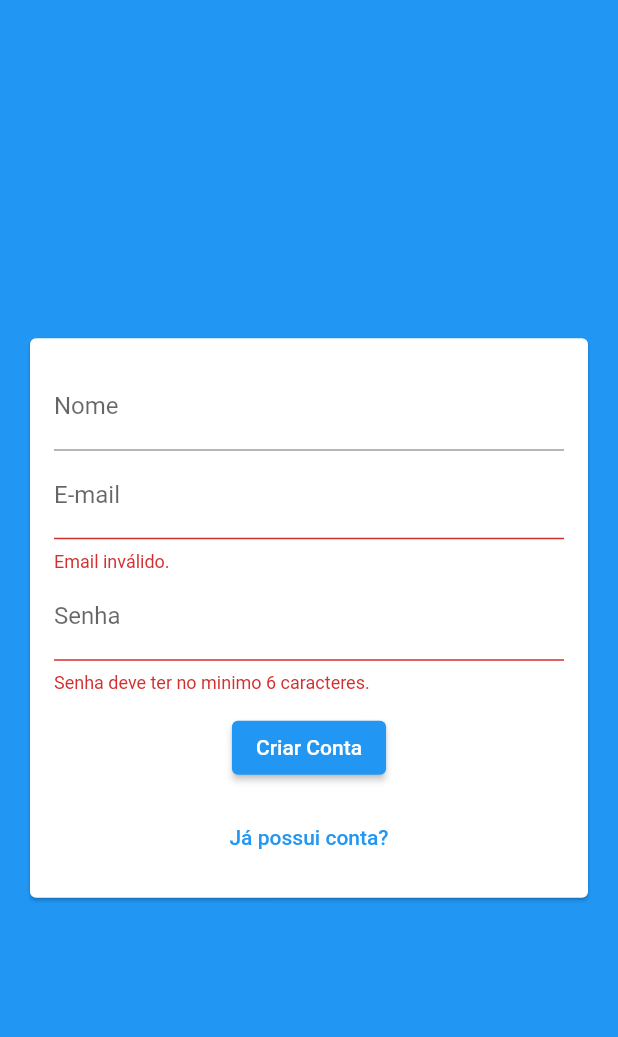
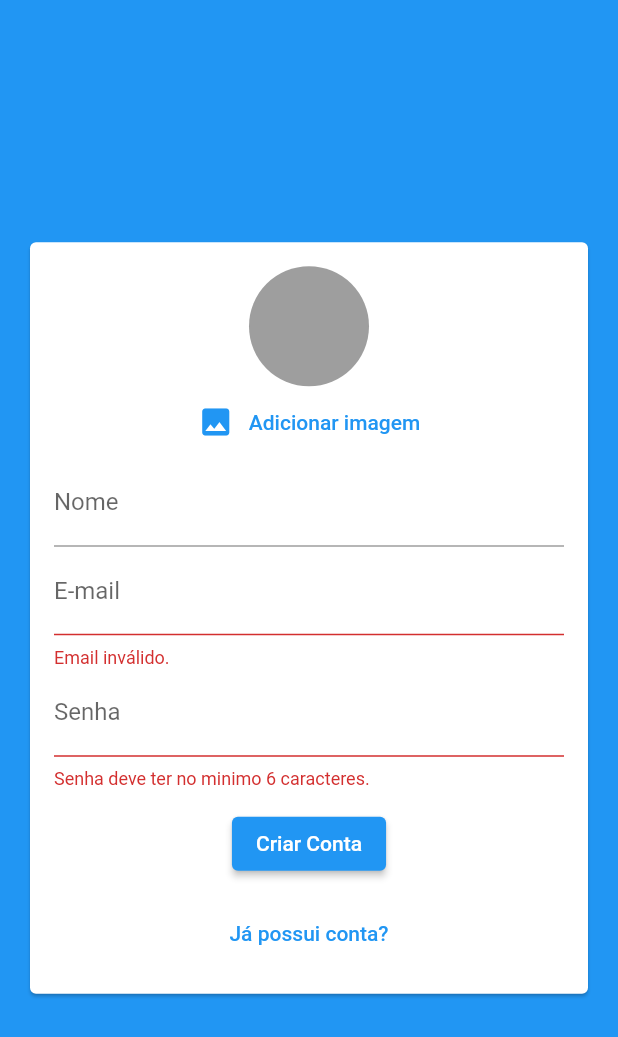
Before and after one commit to marceloguerra007/chat-flutter, a Flutter app: the screen it shows after launch, after a tap on "Entrar", after a tap on "Criar uma nova conta?", on a phone screen of 412 x 824 dp. Shown: the top 1037 px of the screen. Run offline on Flutter 3.47's test engine with Material 2 defaults, Android fonts, the phone set to English and light mode, and no system bars; our stand-ins replace image_picker.

Commit message:
Imagem para cadastro da conta de usuário

```diff
--- a/lib/components/auth_form.dart
+++ b/lib/components/auth_form.dart
@@ -1,3 +1,6 @@
+import 'dart:io';
+
+import 'package:chat/components/user_image_picker.dart';
 import 'package:chat/models/auth_form_data.dart';
 import 'package:flutter/material.dart';
 
@@ -14,11 +17,29 @@ class _AuthFormState extends State<AuthForm> {
   final _formKey = GlobalKey<FormState>();
   final _formData = AuthFormData();
 
+  void _handleImagePick(File image){
+    _formData.image = image;
+  }
+
+  void showError(String errorMessage){
+    ScaffoldMessenger.of(context).showSnackBar(
+      SnackBar(
+        content: Text(errorMessage),
+        backgroundColor: Theme.of(context).errorColor,
+      )
+    );
+  }
+
   void _submmit(){
     final isValid = _formKey.currentState?.validate() ?? false;
 
     if (!isValid)
       return;
+
+    if ((_formData.isSignup) && (_formData.image == null)){
+      showError('A Imagem não foi definida!');
+      return;
+    }
 
     widget.onSubmmit(_formData);
   }
@@ -33,6 +54,8 @@ class _AuthFormState extends State<AuthForm> {
           key: _formKey,
           child: Column(
             children: [
+              if ( _formData.isSignup)
+                UserImagePicker(onImagePick: _handleImagePick),
               if ( _formData.isSignup)
                 TextFormField(
                   key: ValueKey('name'),
--- /dev/null
+++ b/lib/components/user_image_picker.dart
@@ -0,0 +1,62 @@
+import 'dart:io';
+
+import 'package:flutter/material.dart';
+import 'package:image_picker/image_picker.dart';
+
+class UserImagePicker extends StatefulWidget {
+  final void Function(File image) onImagePick;
+
+  const UserImagePicker({required this.onImagePick});
+
+  @override
+  _UserImagePickerState createState() => _UserImagePickerState();
+}
+
+class _UserImagePickerState extends State<UserImagePicker> {
+  File? _image;
+
+  Future<void> _pickImage() async {
+    final picker = ImagePicker();
+
+    final pickedImage = await picker.pickImage(
+      source: ImageSource.gallery,
+      imageQuality: 50,
+      maxWidth: 150
+    );
+
+    if (pickedImage != null) {
+      setState(() {
+        _image = File(pickedImage.path);
+      });
+
+      widget.onImagePick(_image!);
+    }
+  }
+
+  @override
+  Widget build(BuildContext context) {
+    return Column(
+      children: [
+        CircleAvatar(
+          radius: 40,
+          backgroundColor: Colors.grey,
+          backgroundImage: _image != null ? FileImage(_image!) : null
+        ),
+        TextButton(
+          child: Row(
+            mainAxisAlignment: MainAxisAlignment.center,
+            children: [
+              Icon(
+                Icons.image,
+                color: Theme.of(context).primaryColor,
+              ),
+              SizedBox(width: 10),
+              Text('Adicionar imagem')
+            ],
+          ),
+          onPressed: _pickImage,
+        )
+      ],
+    );
+  }
+}
--- a/pubspec.yaml
+++ b/pubspec.yaml
@@ -24,10 +24,10 @@ dependencies:
   flutter:
     sdk: flutter
 
-
   # The following adds the Cupertino Icons font to your application.
   # Use with the CupertinoIcons class for iOS style icons.
   cupertino_icons: ^1.0.2
+  image_picker: ^0.8.4
 
 dev_dependencies:
   flutter_test:
```
